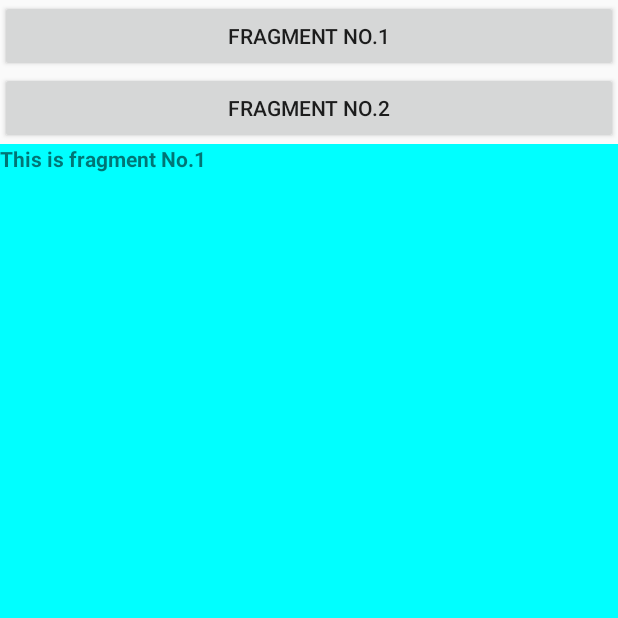
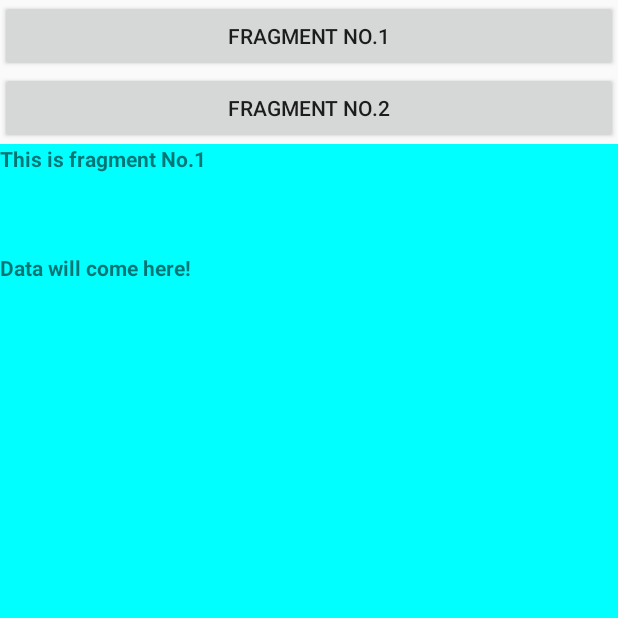
Before and after one commit to avijeet7/AndroidApp, an Android app: the Main2Activity screen opened directly, with no data from a screen before it, on a phone screen of 412 x 824 dp, the top half of it. Run offline under Robolectric (Android 15) with nearby library versions, the phone set to English and light mode, and no system bars.

Commit message:
Made some changes

```diff
--- a/app/build.gradle
+++ b/app/build.gradle
@@ -27,5 +27,5 @@ dependencies {
     compile 'com.android.support:appcompat-v7:24.2.1'
     compile 'com.android.support:support-v4:24.2.1'
     testCompile 'junit:junit:4.12'
-    compile 'org.jsoup:jsoup:1.9.2'
+    compile 'org.jsoup:jsoup:1.7.3'
 }
--- a/app/src/main/java/com/example/avijeet/testapp2/FragmentOne.java
+++ b/app/src/main/java/com/example/avijeet/testapp2/FragmentOne.java
@@ -11,7 +11,7 @@ import android.view.ViewGroup;
  * First Fragment
  */
 
-public class FragmentOne extends Fragment{
+public class FragmentOne extends Fragment {
     @Override
     public View onCreateView(LayoutInflater inflater, ViewGroup container, Bundle savedInstanceState) {
         return inflater.inflate(R.layout.fragment_one, container, false);
--- a/app/src/main/java/com/example/avijeet/testapp2/Main2Activity.java
+++ b/app/src/main/java/com/example/avijeet/testapp2/Main2Activity.java
@@ -7,6 +7,12 @@ import android.app.FragmentTransaction;
 import android.os.Bundle;
 import android.util.Log;
 import android.view.View;
+
+import org.jsoup.Jsoup;
+import org.jsoup.nodes.Document;
+import org.jsoup.select.Elements;
+
+import java.io.IOException;
 
 /**
  * Created by Avijeet on 26-Sep-16.
@@ -35,6 +41,21 @@ public class Main2Activity extends Activity {
     protected void onResume() {
         super.onResume();
         Log.d(msg, "onResume has fired!");
+
+        Document doc = null;
+        Elements newsHeadlines = null;
+
+        try {
+            Log.i("ASD", "ASD");
+            doc = Jsoup.connect("http://news.google.co.in/").get();
+            System.out.println("Doc ---> " + doc.toString());
+            newsHeadlines = doc.select(".section-content .esc-lead-article-title-wrapper span");
+            Log.i("Yo!", newsHeadlines.toString());
+        } catch (Exception e) {
+            System.out.println("Exception is ---> " + e.getMessage());
+            e.printStackTrace();
+            Log.e("Damn!", "Not Working!");
+        }
     }
 
     @Override
@@ -69,4 +90,6 @@ public class Main2Activity extends Activity {
         ft.replace(R.id.fragment_place, fr);
         ft.commit();
     }
+
+
 }
--- a/app/src/main/res/layout/fragment_one.xml
+++ b/app/src/main/res/layout/fragment_one.xml
@@ -8,8 +8,16 @@
         android:id="@+id/textView1"
         android:layout_width="match_parent"
         android:layout_height="0dp"
-        android:layout_weight="1"
+        android:layout_weight="0.1"
         android:text="This is fragment No.1"
         android:textStyle="bold" />
 
+    <TextView
+        android:id="@+id/dataView1"
+        android:layout_width="match_parent"
+        android:layout_height="0dp"
+        android:layout_weight="0.9"
+        android:text="Data will come here!"
+        android:textStyle="bold" />
+
 </LinearLayout>
```
